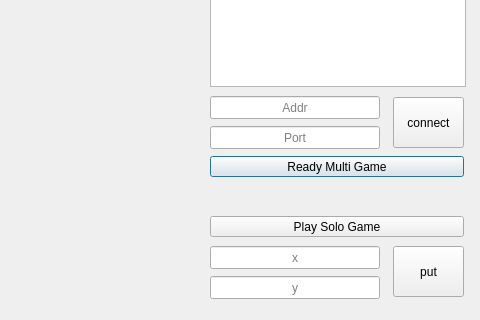
Old version of the form gomoku.ui in the repository NownS/bob10-gomoku-client; both pictures show x 460 to 940 and y 354 to 674 of the 940 by 674 pixel window.
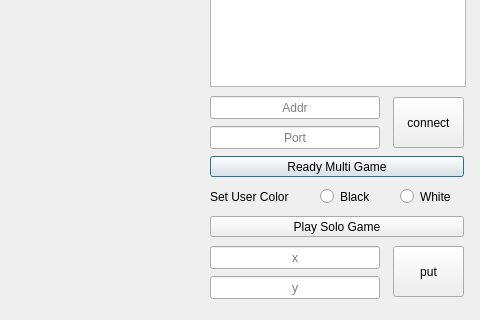
New version of the form. Icons and pictures are not drawn.

Commit message: add choice user color function & gui

```diff
--- a/gomoku.ui
+++ b/gomoku.ui
@@ -167,6 +167,45 @@
     <pixmap resource="resource/resource.qrc">:/bg/board.jpg</pixmap>
    </property>
   </widget>
+  <widget class="QRadioButton" name="radioButton_black">
+   <property name="geometry">
+    <rect>
+     <x>780</x>
+     <y>540</y>
+     <width>61</width>
+     <height>21</height>
+    </rect>
+   </property>
+   <property name="text">
+    <string>Black</string>
+   </property>
+  </widget>
+  <widget class="QRadioButton" name="radioButton_white">
+   <property name="geometry">
+    <rect>
+     <x>860</x>
+     <y>540</y>
+     <width>61</width>
+     <height>21</height>
+    </rect>
+   </property>
+   <property name="text">
+    <string>White</string>
+   </property>
+  </widget>
+  <widget class="QLabel" name="label">
+   <property name="geometry">
+    <rect>
+     <x>670</x>
+     <y>540</y>
+     <width>91</width>
+     <height>21</height>
+    </rect>
+   </property>
+   <property name="text">
+    <string>Set User Color</string>
+   </property>
+  </widget>
  </widget>
  <tabstops>
   <tabstop>textBrowser_log</tabstop>
```
Left out of the diff: 2 changed lines with no effect on the pictures. The commit also changes 1 other file.
